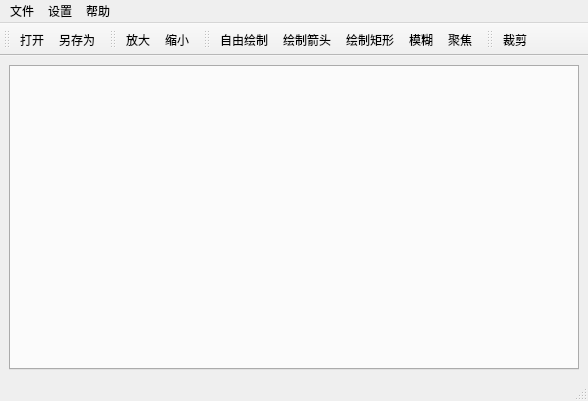
kuaidy/QScreenShot, file editwindow.ui: the form before one commit.
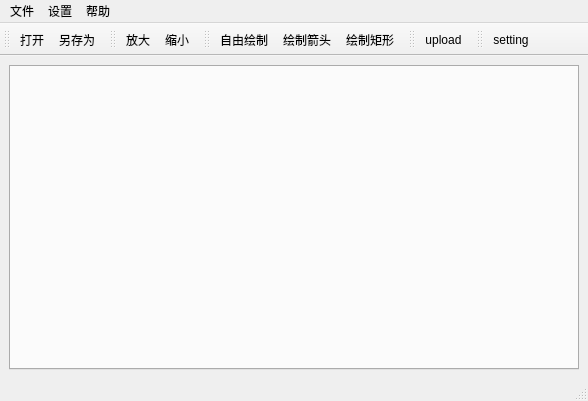
The form after the commit. Icons and pictures are not drawn.

```diff
--- a/editwindow.ui
+++ b/editwindow.ui
@@ -95,8 +95,6 @@
    <addaction name="actionpaintfreedom"/>
    <addaction name="paintarrow"/>
    <addaction name="paintrec"/>
-   <addaction name="vague"/>
-   <addaction name="focus"/>
   </widget>
   <widget class="QToolBar" name="toolBar_2">
    <property name="windowTitle">
@@ -108,7 +106,19 @@
    <attribute name="toolBarBreak">
     <bool>false</bool>
    </attribute>
-   <addaction name="tailoring"/>
+   <addaction name="actionupload"/>
+  </widget>
+  <widget class="QToolBar" name="toolBarSet">
+   <property name="windowTitle">
+    <string>toolBar</string>
+   </property>
+   <attribute name="toolBarArea">
+    <enum>TopToolBarArea</enum>
+   </attribute>
+   <attribute name="toolBarBreak">
+    <bool>false</bool>
+   </attribute>
+   <addaction name="setting"/>
   </widget>
   <action name="filenew">
    <property name="icon">
@@ -155,36 +165,6 @@
     <string>缩小</string>
    </property>
   </action>
-  <action name="vague">
-   <property name="checkable">
-    <bool>true</bool>
-   </property>
-   <property name="icon">
-    <iconset resource="resource.qrc">
-     <normaloff>:/new/prefix1/image/vague.png</normaloff>:/new/prefix1/image/vague.png</iconset>
-   </property>
-   <property name="text">
-    <string>模糊</string>
-   </property>
-  </action>
-  <action name="focus">
-   <property name="icon">
-    <iconset resource="resource.qrc">
-     <normaloff>:/new/prefix1/image/focus.png</normaloff>:/new/prefix1/image/focus.png</iconset>
-   </property>
-   <property name="text">
-    <string>聚焦</string>
-   </property>
-  </action>
-  <action name="tailoring">
-   <property name="icon">
-    <iconset resource="resource.qrc">
-     <normaloff>:/new/prefix1/image/tailoring.png</normaloff>:/new/prefix1/image/tailoring.png</iconset>
-   </property>
-   <property name="text">
-    <string>裁剪</string>
-   </property>
-  </action>
   <action name="paintrec">
    <property name="checkable">
     <bool>true</bool>
@@ -227,6 +207,30 @@
     <string>自由绘制</string>
    </property>
   </action>
+  <action name="actionupload">
+   <property name="icon">
+    <iconset resource="resource.qrc">
+     <normaloff>:/new/prefix1/image/upload.png</normaloff>:/new/prefix1/image/upload.png</iconset>
+   </property>
+   <property name="text">
+    <string>upload</string>
+   </property>
+   <property name="toolTip">
+    <string>将当前图片上传</string>
+   </property>
+  </action>
+  <action name="setting">
+   <property name="icon">
+    <iconset resource="resource.qrc">
+     <normaloff>:/new/prefix1/image/set.png</normaloff>:/new/prefix1/image/set.png</iconset>
+   </property>
+   <property name="text">
+    <string>setting</string>
+   </property>
+   <property name="toolTip">
+    <string>设置</string>
+   </property>
+  </action>
  </widget>
  <resources>
   <include location="resource.qrc"/>
```
Left out of the diff: 12 changed lines with no effect on the pictures.
